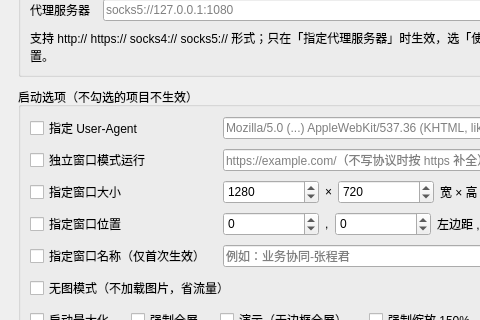
BlueGhostJ/BG_Assistant, file chromeprofileform.ui: the form before one commit; both pictures show x 0 to 480 and y 257 to 577 of the 680 by 740 pixel window.
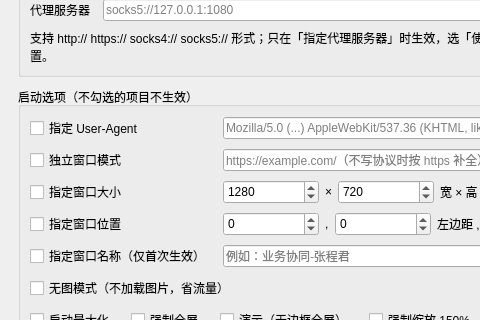
The form after the commit.

Commit message:
chore(chrome): 「独立窗口模式运行」改成「独立窗口模式」
勾选提示与 README 里的选项名同步更新。

Patch:
```diff
--- a/chromeprofileform.ui
+++ b/chromeprofileform.ui
@@ -232,7 +232,7 @@
       <item row="1" column="0">
        <widget class="QCheckBox" name="appModeCheckBox">
         <property name="text">
-         <string>独立窗口模式运行</string>
+         <string>独立窗口模式</string>
         </property>
        </widget>
       </item>
```
The commit also changes 2 other files.
